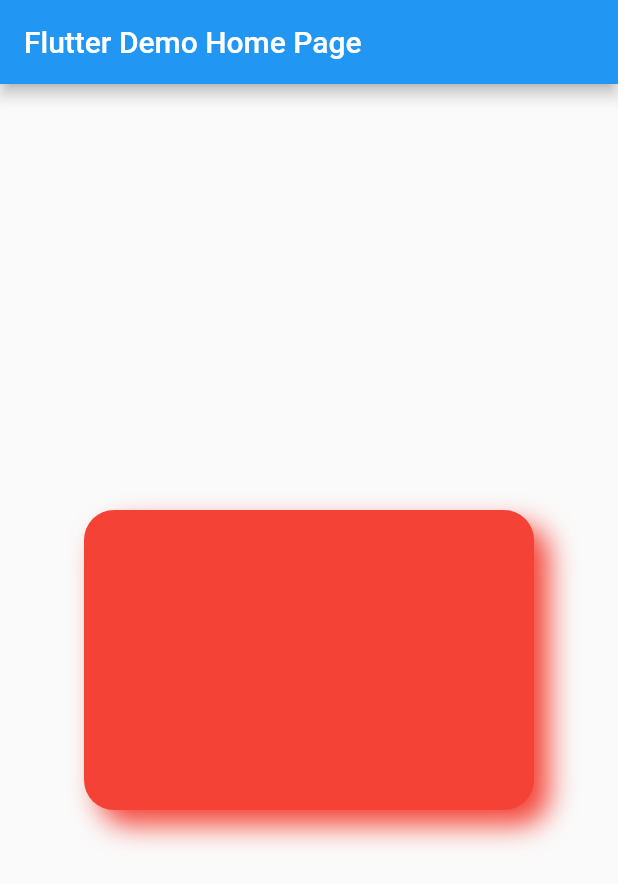
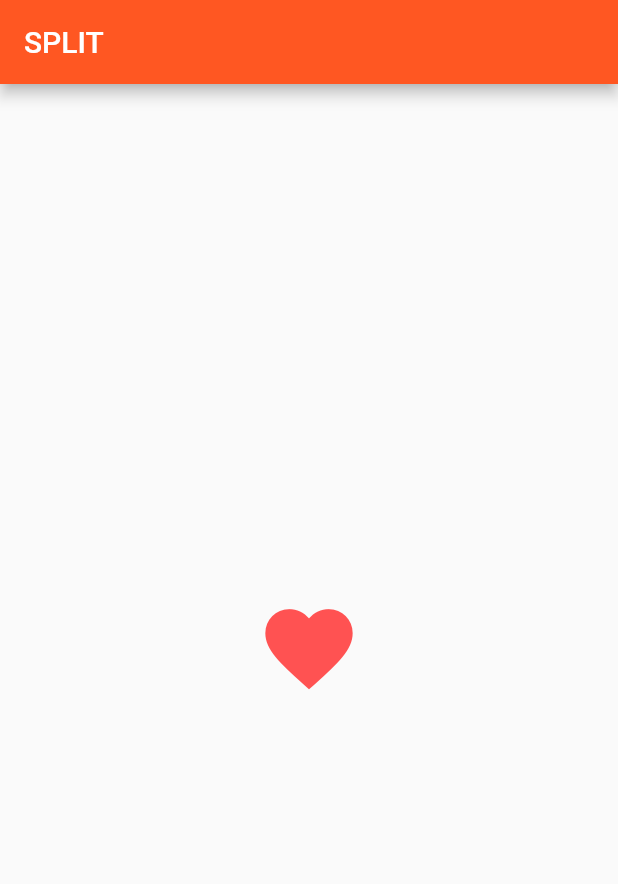
Before and after one commit to Jiinngerbread/TATAJ_MOBILE, a Flutter app: the screen it shows after launch, on a phone screen of 412 x 824 dp. Shown: the top 884 px of the screen. Run offline on Flutter 3.47's test engine with Material 2 defaults, Android fonts, the phone set to English and light mode, and no system bars.

Commit message:
Update main.dart

```diff
--- a/split/lib/main.dart
+++ b/split/lib/main.dart
@@ -1,95 +1,34 @@
 import 'package:flutter/material.dart';
 
-void main() => runApp(MyApp());
+void main() {
+  runApp(new MaterialApp(
+    home: new HomePage()
+  ));
+}
 
-class MyApp extends StatelessWidget {
-  // This widget is the root of your application.
+class HomePage extends StatelessWidget {
   @override
   Widget build(BuildContext context) {
-    return MaterialApp(
-      title: 'Flutter Demo',
-      theme: ThemeData(
-        // This is the theme of your application.
-        //
-        // Try running your application with "flutter run". You'll see the
-        // application has a blue toolbar. Then, without quitting the app, try
-        // changing the primarySwatch below to Colors.green and then invoke
-        // "hot reload" (press "r" in the console where you ran "flutter run",
-        // or simply save your changes to "hot reload" in a Flutter IDE).
-        // Notice that the counter didn't reset back to zero; the application
-        // is not restarted.
-        primarySwatch: Colors.blue,
-      ),
-      home: MyHomePage(title: 'Flutter Demo Home Page'),
+    return new Scaffold(
+      appBar: new AppBar(title: new Text("SPLIT"), backgroundColor: Colors.deepOrange),
+      body: new Container(
+        child: new Center(
+          child: new Column(
+            mainAxisAlignment: MainAxisAlignment.center,
+            children: <Widget>[
+              new IconButton(
+                icon: new Icon(Icons.favorite, color: Colors.redAccent),
+                iconSize: 70.0,
+                onPressed: null
+              ),
+              new Text("")
+            ]
+          )
+        )
+      )
     );
+
+
+
   }
 }
-
-class MyHomePage extends StatefulWidget {
-  MyHomePage({Key key, this.title}) : super(key: key);
-
-  // This widget is the home page of your application. It is stateful, meaning
-  // that it has a State object (defined below) that contains fields that affect
-  // how it looks.
-
-  // This class is the configuration for the state. It holds the values (in this
-  // case the title) provided by the parent (in this case the App widget) and
-  // used by the build method of the State. Fields in a Widget subclass are
-  // always marked "final".
-
-  final String title;
-
-  @override
-  _MyHomePageState createState() => _MyHomePageState();
-}
-
-class _MyHomePageState extends State<MyHomePage> {
-  int _counter = 0;
-
-  void _incrementCounter() {
-    setState(() {
-      // This call to setState tells the Flutter framework that something has
-      // changed in this State, which causes it to rerun the build method below
-      // so that the display can reflect the updated values. If we changed
-      // _counter without calling setState(), then the build method would not be
-      // called again, and so nothing would appear to happen.
-      _counter++;
-    });
-  }
-
-  @override
-  Widget build(BuildContext context) {
-
-    return Scaffold(
-      appBar: AppBar(
-
-        title: Text(widget.title),
-       ),
-       body: Center(
-
-        //Tuwanie =================
-           child: Container(
-
-           alignment: Alignment.center,
-           decoration: BoxDecoration(
-            color: Colors.red,
-            borderRadius: BorderRadius.all(
-              Radius.circular(20.0),
-              ),
-              boxShadow: [
-             new  BoxShadow(
-                color: Colors.red,
-                offset: new Offset(10.0, 10.0),
-                blurRadius: 15.0
-              )
-              ]
-           ),
-
-          width: 300,
-          height: 200,
-
-        ),
-        ),
-      );
-  }
-}
```
